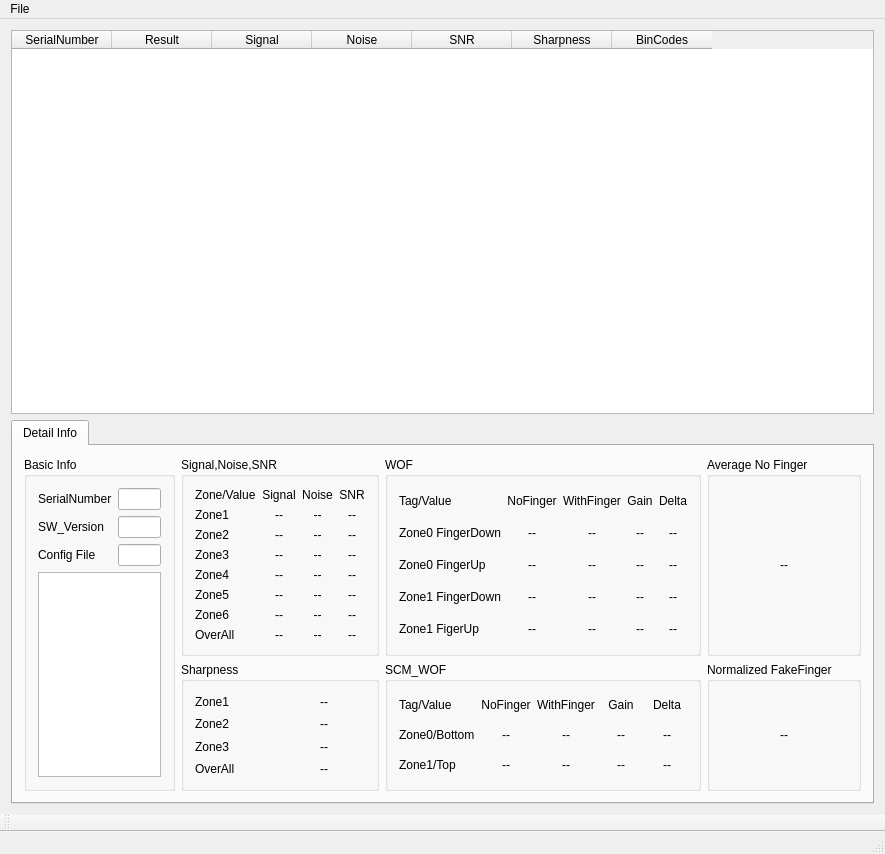
First picture: the form in Yangpu/yangpu.ui, repository fanmuzhi/yangpu, before the edit.
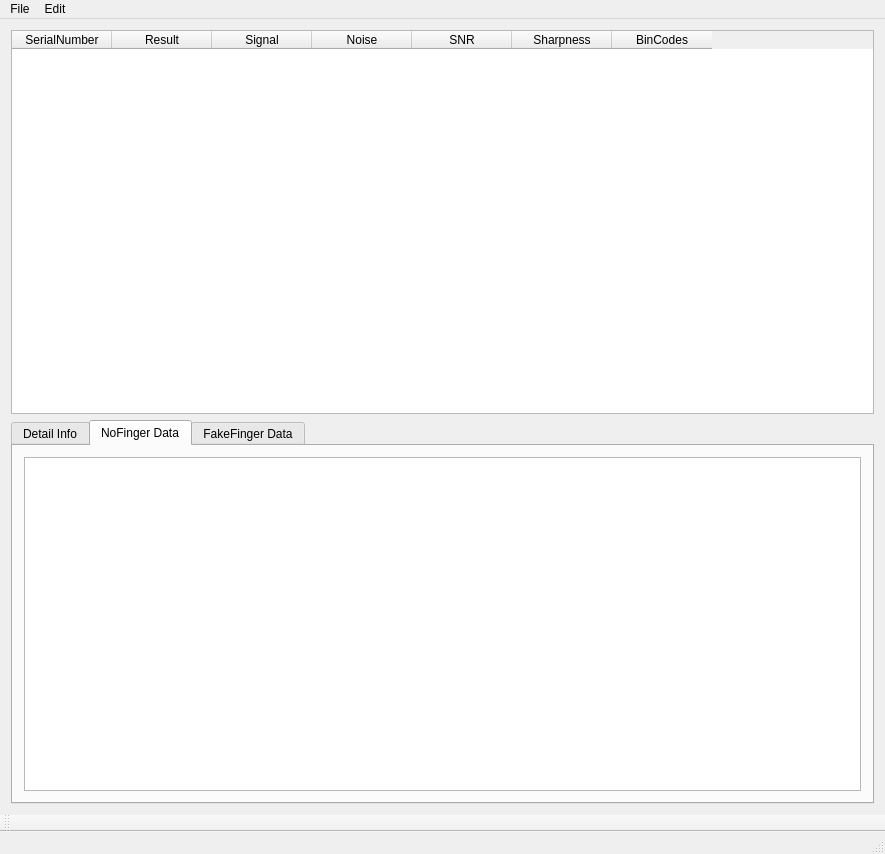
Second picture: the form after the edit. The open tabs and pages were chosen to show the change.

Commit message: add save bmp,show nofinger data and fakefinger data

What changed in the file:
```diff
--- a/Yangpu/yangpu.ui
+++ b/Yangpu/yangpu.ui
@@ -956,6 +956,26 @@
         </item>
        </layout>
       </widget>
+      <widget class="QWidget" name="tab_2">
+       <attribute name="title">
+        <string>NoFinger Data</string>
+       </attribute>
+       <layout class="QGridLayout" name="gridLayout_9">
+        <item row="0" column="0">
+         <widget class="QTableWidget" name="NoFingerDataTableWidget"/>
+        </item>
+       </layout>
+      </widget>
+      <widget class="QWidget" name="tab_3">
+       <attribute name="title">
+        <string>FakeFinger Data</string>
+       </attribute>
+       <layout class="QGridLayout" name="gridLayout_10">
+        <item row="0" column="0">
+         <widget class="QTableWidget" name="FakeFingerDataTableWidget"/>
+        </item>
+       </layout>
+      </widget>
      </widget>
     </item>
    </layout>
@@ -977,7 +997,21 @@
     <addaction name="actionSave"/>
     <addaction name="actionExit"/>
    </widget>
+   <widget class="QMenu" name="menuEdit">
+    <property name="title">
+     <string>Edit</string>
+    </property>
+    <widget class="QMenu" name="menuSave_Pic">
+     <property name="title">
+      <string>Save Pic</string>
+     </property>
+     <addaction name="actionSingal_Item"/>
+     <addaction name="actionAll_Item"/>
+    </widget>
+    <addaction name="menuSave_Pic"/>
+   </widget>
    <addaction name="menuFile"/>
+   <addaction name="menuEdit"/>
   </widget>
   <widget class="QToolBar" name="mainToolBar">
    <attribute name="toolBarArea">
```
Left out of the diff: 10 changed lines with no effect on the pictures. The commit also changes 4 other files.
